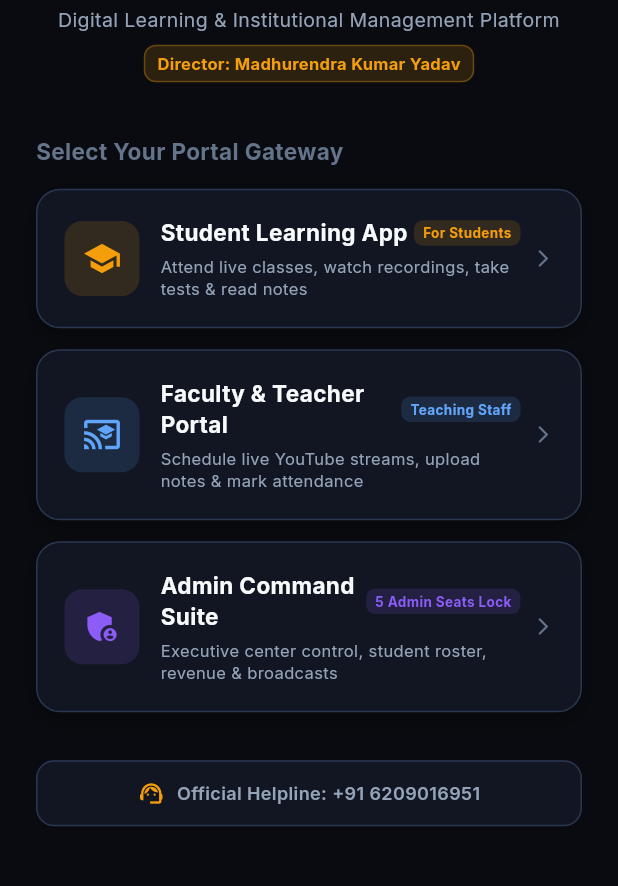
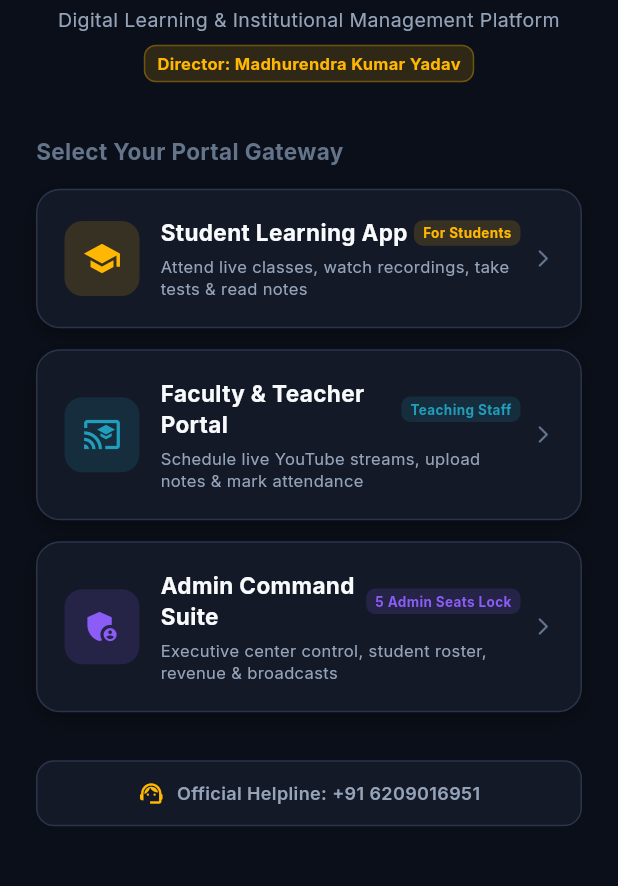
Before and after one commit to modernclasses/modernclassespatna, a Flutter app: the screen it shows after launch, on a phone screen of 412 x 824 dp, the part 310-1196 px from its top. Run offline on Flutter 3.47's test engine with Material 3 defaults, Android fonts, the phone set to English and light mode, and no system bars; our stand-ins replace flutter_dotenv, google_fonts, supabase_flutter; accounts and stored records are empty.

Commit message:
feat: establish feature-first production architecture foundation, design tokens, error handling, and routing

```diff
--- /dev/null
+++ b/lib/app.dart
@@ -0,0 +1,69 @@
+import 'package:flutter/material.dart';
+import 'package:provider/provider.dart';
+import 'core/theme/app_theme.dart';
+import 'core/routing/app_routes.dart';
+import 'core/routing/route_generator.dart';
+import 'models/user_model.dart';
+import 'providers/auth_provider.dart';
+import 'providers/course_provider.dart';
+import 'providers/live_class_provider.dart';
+import 'providers/test_provider.dart';
+import 'providers/study_material_provider.dart';
+import 'providers/doubt_provider.dart';
+import 'providers/attendance_provider.dart';
+import 'providers/notification_provider.dart';
+import 'screens/auth/portal_gateway_screen.dart';
+import 'screens/student/student_main_navigation.dart';
+import 'screens/teacher/teacher_main_navigation.dart';
+import 'screens/admin/admin_main_navigation.dart';
+
+/// Root Application Widget wiring Global Providers, Theme, and Routing.
+class ModernClassesPatnaApp extends StatelessWidget {
+  const ModernClassesPatnaApp({super.key});
+
+  @override
+  Widget build(BuildContext context) {
+    return MultiProvider(
+      providers: [
+        ChangeNotifierProvider(create: (_) => AuthProvider()),
+        ChangeNotifierProvider(create: (_) => CourseProvider()),
+        ChangeNotifierProvider(create: (_) => LiveClassProvider()),
+        ChangeNotifierProvider(create: (_) => TestProvider()),
+        ChangeNotifierProvider(create: (_) => StudyMaterialProvider()),
+        ChangeNotifierProvider(create: (_) => DoubtProvider()),
+        ChangeNotifierProvider(create: (_) => AttendanceProvider()),
+        ChangeNotifierProvider(create: (_) => NotificationProvider()),
+      ],
+      child: MaterialApp(
+        title: 'Modern Classes Patna',
+        debugShowCheckedModeBanner: false,
+        theme: AppTheme.darkTheme,
+        onGenerateRoute: RouteGenerator.generateRoute,
+        home: const RootGateScreen(),
+      ),
+    );
+  }
+}
+
+/// Authentication & Role-Based Navigation Gateway.
+class RootGateScreen extends StatelessWidget {
+  const RootGateScreen({super.key});
+
+  @override
+  Widget build(BuildContext context) {
+    final auth = context.watch<AuthProvider>();
+
+    if (!auth.isAuthenticated) {
+      return const PortalGatewayScreen();
+    }
+
+    switch (auth.currentUser.role) {
+      case UserRole.student:
+        return const StudentMainNavigation();
+      case UserRole.teacher:
+        return const TeacherMainNavigation();
+      case UserRole.admin:
+        return const AdminMainNavigation();
+    }
+  }
+}
--- /dev/null
+++ b/lib/core/constants/app_colors.dart
@@ -0,0 +1,51 @@
+import 'package:flutter/material.dart';
+
+/// Design Token Colors for Modern Classes Patna.
+class AppColors {
+  AppColors._();
+
+  // Brand Accents
+  static const Color primary = Color(0xFFFFB703); // Brand Gold / Amber
+  static const Color primaryDark = Color(0xFFFB8500);
+  static const Color primaryLight = Color(0xFFFFD166);
+
+  static const Color secondary = Color(0xFF023047); // Deep Blue
+  static const Color secondaryLight = Color(0xFF219EBC);
+
+  // Background & Surfaces (Dark Mode First)
+  static const Color background = Color(0xFF0B0F19);
+  static const Color surface = Color(0xFF131927);
+  static const Color surfaceCard = Color(0xFF1A2234);
+  static const Color surfaceElevated = Color(0xFF242E44);
+
+  // Borders & Dividers
+  static const Color border = Color(0xFF2A344A);
+  static const Color borderSubtle = Color(0xFF1E283C);
+  static const Color divider = Color(0xFF232D42);
+
+  // Typography Colors
+  static const Color textPrimary = Color(0xFFF8FAFC);
+  static const Color textSecondary = Color(0xFF94A3B8);
+  static const Color textMuted = Color(0xFF64748B);
+  static const Color textInverse = Color(0xFF0F172A);
+
+  // Semantic Status Colors
+  static const Color success = Color(0xFF10B981);
+  static const Color successBg = Color(0x2010B981);
+
+  static const Color warning = Color(0xFFF59E0B);
+  static const Color warningBg = Color(0x20F59E0B);
+
+  static const Color error = Color(0xFFEF4444);
+  static const Color errorBg = Color(0x20EF4444);
+
+  static const Color info = Color(0xFF3B82F6);
+  static const Color infoBg = Color(0x203B82F6);
+
+  static const Color purple = Color(0xFF8B5CF6);
+  static const Color purpleBg = Color(0x208B5CF6);
+
+  // Shimmer Loading Colors
+  static const Color shimmerBase = Color(0xFF1E293B);
+  static const Color shimmerHighlight = Color(0xFF334155);
+}
--- /dev/null
+++ b/lib/core/routing/app_routes.dart
@@ -0,0 +1,27 @@
+/// Centralized Route Name Constants for Modern Classes Patna.
+class AppRoutes {
+  AppRoutes._();
+
+  static const String root = '/';
+  static const String gateway = '/gateway';
+
+  // Auth Routes
+  static const String studentLogin = '/auth/student-login';
+  static const String studentRegister = '/auth/student-register';
+  static const String staffLogin = '/auth/staff-login';
+
+  // Student Main Portals
+  static const String studentMain = '/student/main';
+  static const String courseDetail = '/courses/detail';
+  static const String checkout = '/checkout';
+  static const String videoPlayer = '/learning/video-player';
+  static const String documentReader = '/learning/document-reader';
+  static const String liveClassroom = '/live/classroom';
+  static const String testTaking = '/tests/take-exam';
+  static const String testResult = '/tests/result';
+  static const String notifications = '/notifications';
+
+  // Staff Portals
+  static const String teacherMain = '/teacher/main';
+  static const String adminMain = '/admin/main';
+}
--- a/lib/core/theme/app_theme.dart
+++ b/lib/core/theme/app_theme.dart
@@ -1,35 +1,43 @@
 import 'package:flutter/material.dart';
 import 'package:google_fonts/google_fonts.dart';
+import '../constants/app_colors.dart';
+import '../constants/app_spacing.dart';
+import 'app_typography.dart';
+
+export '../constants/app_colors.dart';
+export '../constants/app_spacing.dart';
+export 'app_typography.dart';
 
 class AppTheme {
-  // Brand Color Palette
-  static const Color background = Color(0xFF090B10);
-  static const Color surface = Color(0xFF111622);
-  static const Color surfaceLight = Color(0xFF182030);
-  static const Color surfaceCard = Color(0xFF1E283D);
-  static const Color surfaceElevated = Color(0xFF26334D);
+  // Alias references for backward compatibility
+  static const Color background = AppColors.background;
+  static const Color surface = AppColors.surface;
+  static const Color surfaceLight = AppColors.surfaceElevated;
+  static const Color surfaceCard = AppColors.surfaceCard;
+  static const Color surfaceElevated = AppColors.surfaceElevated;
 
-  static const Color border = Color(0xFF2A3752);
-  static const Color borderLight = Color(0xFF3B4D71);
+  static const Color border = AppColors.border;
+  static const Color borderLight = AppColors.borderSubtle;
 
   // Accents
-  static const Color primary = Color(0xFFF59E0B); // Radiant Gold / Amber
-  static const Color primaryLight = Color(0xFFFBBF24);
-  static const Color primaryDark = Color(0xFFD97706);
+  static const Color primary = AppColors.primary;
+  static const Color primaryLight = AppColors.primaryLight;
+  static const Color primaryDark = AppColors.primaryDark;
 
-  static const Color secondary = Color(0xFF3B82F6); // Cobalt Blue
-  static const Color secondaryLight = Color(0xFF60A5FA);
+  static const Color secondary = AppColors.secondary;
+  static const Color secondaryLight = AppColors.secondaryLight;
 
-  static const Color success = Color(0xFF10B981); // Emerald
-  static const Color error = Color(0xFFEF4444); // Crimson
-  static const Color warning = Color(0xFFF97316); // Orange
-  static const Color info = Color(0xFF06B6D4); // Cyan
-  static const Color purple = Color(0xFF8B5CF6); // Royal Violet
+  static const Color success = AppColors.success;
+  static const Color error = AppColors.error;
+  static const Color warning = AppColors.warning;
+  static const Color info = AppColors.info;
+  static const Color purple = AppColors.purple;
 
   // Text Colors
-  static const Color textPrimary = Color(0xFFF8FAFC);
-  static const Color textSecondary = Color(0xFF94A3B8);
-  static const Color textMuted = Color(0xFF64748B);
+  static const Color textPrimary = AppColors.textPrimary;
+  static const Color textSecondary = AppColors.textSecondary;
+  static const Color textMuted = AppColors.textMuted;
+
 
   static ThemeData get darkTheme {
     return ThemeData(
--- a/lib/main.dart
+++ b/lib/main.dart
@@ -1,21 +1,7 @@
 import 'package:flutter/material.dart';
-import 'package:provider/provider.dart';
 import 'package:supabase_flutter/supabase_flutter.dart';
+import 'app.dart';
 import 'core/config/app_config.dart';
-import 'core/theme/app_theme.dart';
-import 'models/user_model.dart';
-import 'providers/auth_provider.dart';
-import 'providers/course_provider.dart';
-import 'providers/live_class_provider.dart';
-import 'providers/test_provider.dart';
-import 'providers/study_material_provider.dart';
-import 'providers/doubt_provider.dart';
-import 'providers/attendance_provider.dart';
-import 'providers/notification_provider.dart';
-import 'screens/auth/portal_gateway_screen.dart';
-import 'screens/student/student_main_navigation.dart';
-import 'screens/teacher/teacher_main_navigation.dart';
-import 'screens/admin/admin_main_navigation.dart';
 
 void main() async {
   WidgetsFlutterBinding.ensureInitialized();
@@ -40,51 +26,3 @@ void main() async {
 
   runApp(const ModernClassesPatnaApp());
 }
-
-class ModernClassesPatnaApp extends StatelessWidget {
-  const ModernClassesPatnaApp({super.key});
-
-  @override
-  Widget build(BuildContext context) {
-    return MultiProvider(
-      providers: [
-        ChangeNotifierProvider(create: (_) => AuthProvider()),
-        ChangeNotifierProvider(create: (_) => CourseProvider()),
-        ChangeNotifierProvider(create: (_) => LiveClassProvider()),
-        ChangeNotifierProvider(create: (_) => TestProvider()),
-        ChangeNotifierProvider(create: (_) => StudyMaterialProvider()),
-        ChangeNotifierProvider(create: (_) => DoubtProvider()),
-        ChangeNotifierProvider(create: (_) => AttendanceProvider()),
-        ChangeNotifierProvider(create: (_) => NotificationProvider()),
-      ],
-      child: MaterialApp(
-        title: 'Modern Classes Patna',
-        debugShowCheckedModeBanner: false,
-        theme: AppTheme.darkTheme,
-        home: const RootGateScreen(),
-      ),
-    );
-  }
-}
-
-class RootGateScreen extends StatelessWidget {
-  const RootGateScreen({super.key});
-
-  @override
-  Widget build(BuildContext context) {
-    final auth = context.watch<AuthProvider>();
-
-    if (!auth.isAuthenticated) {
-      return const PortalGatewayScreen();
-    }
-
-    switch (auth.currentUser.role) {
-      case UserRole.student:
-        return const StudentMainNavigation();
-      case UserRole.teacher:
-        return const TeacherMainNavigation();
-      case UserRole.admin:
-        return const AdminMainNavigation();
-    }
-  }
-}
```
Also changed, not shown: lib/core/constants/app_constants.dart (added, +21 -0 lines), lib/core/constants/app_spacing.dart (added, +39 -0 lines), lib/core/errors/error_handler.dart (added, +32 -0 lines), lib/core/errors/exceptions.dart (added, +25 -0 lines), lib/core/errors/failures.dart (added, +34 -0 lines), lib/core/routing/route_generator.dart (added, +76 -0 lines), lib/core/theme/app_typography.dart (added, +73 -0 lines), lib/core/widgets/app_empty_state.dart (added, +62 -0 lines), lib/core/widgets/app_error_view.dart (added, +56 -0 lines), lib/core/widgets/app_loading_indicator.dart (added, +40 -0 lines), 1 other file.
